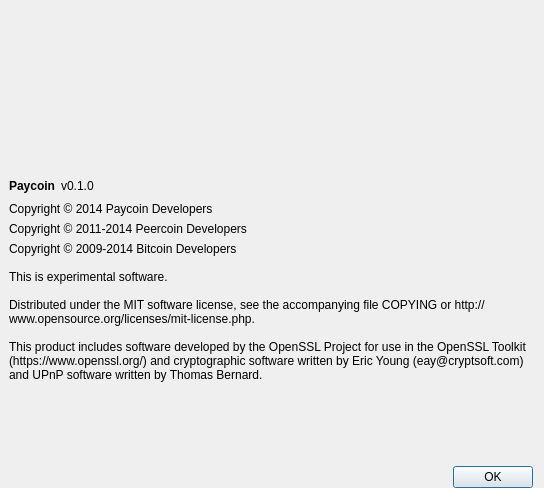
First picture: the form in src/qt/forms/aboutdialog.ui, repository PaycoinFoundation/paycoin, before the edit.
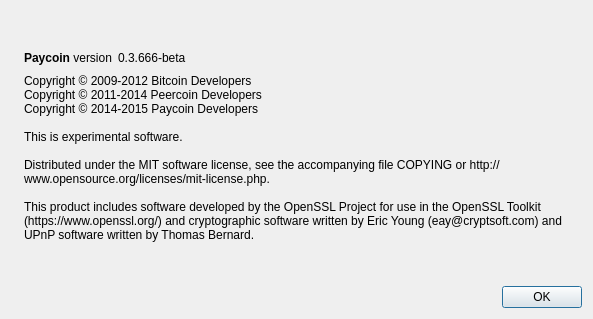
Second picture: the form after the edit. Icons and pictures are not drawn.

Patch:
```diff
--- a/src/qt/forms/aboutdialog.ui
+++ b/src/qt/forms/aboutdialog.ui
@@ -6,23 +6,27 @@
    <rect>
     <x>0</x>
     <y>0</y>
-    <width>544</width>
-    <height>488</height>
+    <width>593</width>
+    <height>319</height>
    </rect>
   </property>
   <property name="windowTitle">
    <string>About Paycoin</string>
   </property>
   <layout class="QHBoxLayout" name="horizontalLayout_2">
-   <property name="leftMargin">
-    <number>9</number>
-   </property>
-   <property name="topMargin">
-    <number>0</number>
-   </property>
-   <property name="bottomMargin">
-    <number>0</number>
-   </property>
+   <item>
+    <widget class="QLabel" name="label_4">
+     <property name="sizePolicy">
+      <sizepolicy hsizetype="Preferred" vsizetype="Ignored">
+       <horstretch>0</horstretch>
+       <verstretch>0</verstretch>
+      </sizepolicy>
+     </property>
+     <property name="pixmap">
+      <pixmap resource="../bitcoin.qrc">:/images/about</pixmap>
+     </property>
+    </widget>
+   </item>
    <item>
     <layout class="QVBoxLayout" name="verticalLayout_2">
      <item>
@@ -38,41 +42,12 @@
        </property>
       </spacer>
      </item>
-     <item>
-      <widget class="QLabel" name="label_3">
-       <property name="text">
-        <string/>
-       </property>
-       <property name="pixmap">
-        <pixmap resource="../bitcoin.qrc">:/icons/res/icons/horizontal_trans-no-shadow.png</pixmap>
-       </property>
-       <property name="alignment">
-        <set>Qt::AlignCenter</set>
-       </property>
-       <property name="indent">
-        <number>0</number>
-       </property>
-      </widget>
-     </item>
-     <item>
-      <spacer name="verticalSpacer_3">
-       <property name="orientation">
-        <enum>Qt::Vertical</enum>
-       </property>
-       <property name="sizeHint" stdset="0">
-        <size>
-         <width>20</width>
-         <height>40</height>
-        </size>
-       </property>
-      </spacer>
-     </item>
      <item>
       <layout class="QHBoxLayout" name="horizontalLayout">
        <item>
         <widget class="QLabel" name="label">
          <property name="text">
-          <string>&lt;html&gt;&lt;head/&gt;&lt;body&gt;&lt;p&gt;&lt;span style=&quot; font-weight:600;&quot;&gt;Paycoin&lt;/span&gt;&lt;/p&gt;&lt;/body&gt;&lt;/html&gt;</string>
+          <string>&lt;b&gt;Paycoin&lt;/b&gt; version</string>
          </property>
          <property name="textInteractionFlags">
           <set>Qt::LinksAccessibleByMouse|Qt::TextSelectableByKeyboard|Qt::TextSelectableByMouse</set>
@@ -82,7 +57,7 @@
        <item>
         <widget class="QLabel" name="versionLabel">
          <property name="text">
-          <string notr="true">v0.1.0</string>
+          <string notr="true">0.3.666-beta</string>
          </property>
          <property name="textFormat">
           <enum>Qt::RichText</enum>
@@ -107,30 +82,12 @@
        </item>
       </layout>
      </item>
-     <item>
-      <widget class="QLabel" name="label_4">
-       <property name="text">
-        <string>Copyright © 2014 Paycoin Developers</string>
-       </property>
-      </widget>
-     </item>
-     <item>
-      <widget class="QLabel" name="label_paycoin_copyright">
-       <property name="text">
-        <string>Copyright © 2011-2014 Peercoin Developers</string>
-       </property>
-       <property name="wordWrap">
-        <bool>true</bool>
-       </property>
-       <property name="textInteractionFlags">
-        <set>Qt::LinksAccessibleByMouse|Qt::TextSelectableByKeyboard|Qt::TextSelectableByMouse</set>
-       </property>
-      </widget>
-     </item>
      <item>
       <widget class="QLabel" name="label_2">
        <property name="text">
-        <string>Copyright © 2009-2014 Bitcoin Developers
+        <string>Copyright © 2009-2012 Bitcoin Developers
+Copyright © 2011-2014 Peercoin Developers
+Copyright © 2014-2015 Paycoin Developers
 
 This is experimental software.
 
```
Left out of the diff: 9 changed lines with no effect on the pictures.
